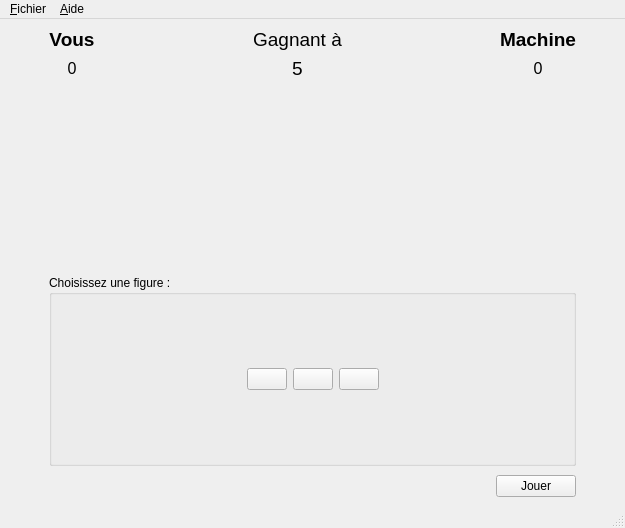
Old version of the form v6/chifoumivue.ui in the repository TomPlanche/S2-01.
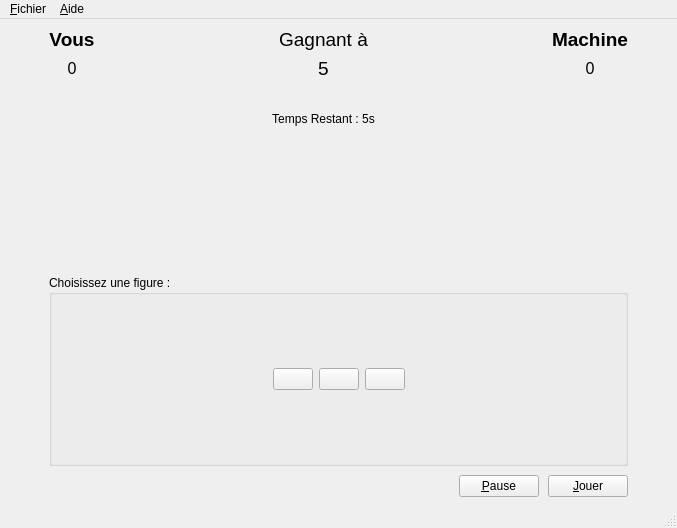
New version of the form. Icons and pictures are not drawn.

```diff
--- a/v6/chifoumivue.ui
+++ b/v6/chifoumivue.ui
@@ -6,7 +6,7 @@
    <rect>
     <x>0</x>
     <y>0</y>
-    <width>625</width>
+    <width>677</width>
     <height>528</height>
    </rect>
   </property>
@@ -140,9 +140,11 @@
          </layout>
         </item>
         <item row="1" column="2">
-         <layout class="QHBoxLayout" name="horizontalLayout_2">
+         <layout class="QVBoxLayout" name="verticalLayout_3">
           <item>
-           <spacer name="horizontalSpacer_3">
+           <layout class="QHBoxLayout" name="horizontalLayout">
+            <item>
+             <spacer name="horizontalSpacer_4">
             <property name="orientation">
              <enum>Qt::Horizontal</enum>
             </property>
@@ -168,7 +170,7 @@
            </widget>
           </item>
           <item>
-           <spacer name="horizontalSpacer_4">
+             <spacer name="horizontalSpacer_3">
             <property name="orientation">
              <enum>Qt::Horizontal</enum>
             </property>
@@ -179,6 +181,22 @@
              </size>
             </property>
            </spacer>
+            </item>
+           </layout>
+          </item>
+          <item>
+           <layout class="QHBoxLayout" name="horizontalLayout_2">
+            <item>
+             <widget class="QLabel" name="labelTemps">
+              <property name="text">
+               <string>Temps Restant : 5s</string>
+              </property>
+              <property name="alignment">
+               <set>Qt::AlignCenter</set>
+              </property>
+             </widget>
+            </item>
+           </layout>
           </item>
          </layout>
         </item>
@@ -401,10 +419,20 @@
               </property>
              </spacer>
             </item>
+            <item>
+             <widget class="QPushButton" name="boutonPause">
+              <property name="text">
+               <string>&amp;Pause</string>
+              </property>
+              <property name="checkable">
+               <bool>false</bool>
+              </property>
+             </widget>
+            </item>
             <item>
              <widget class="QPushButton" name="bNewPartie">
               <property name="text">
-               <string>Jouer</string>
+               <string>&amp;Jouer</string>
               </property>
              </widget>
             </item>
@@ -439,7 +467,7 @@
     <rect>
      <x>0</x>
      <y>0</y>
-     <width>625</width>
+     <width>677</width>
      <height>21</height>
     </rect>
    </property>
```
Left out of the diff: 144 changed lines with no effect on the pictures. Lines whose indentation alone changed are shown as unchanged.
